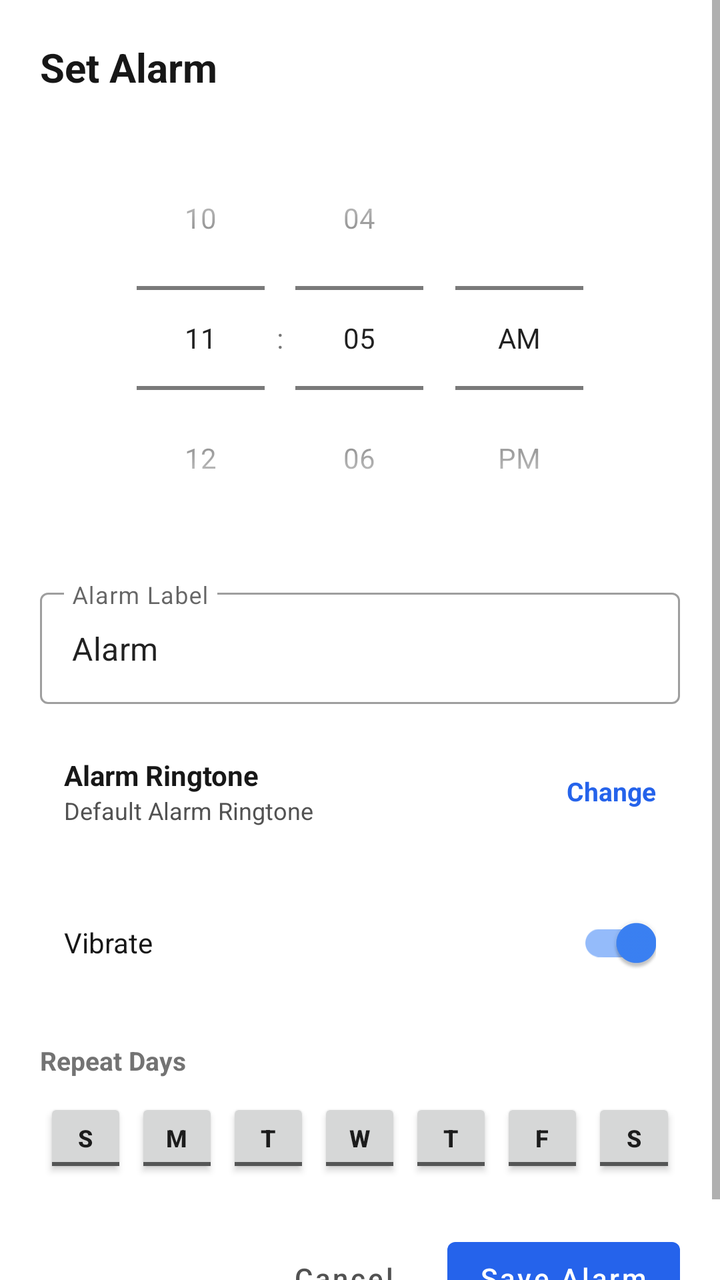
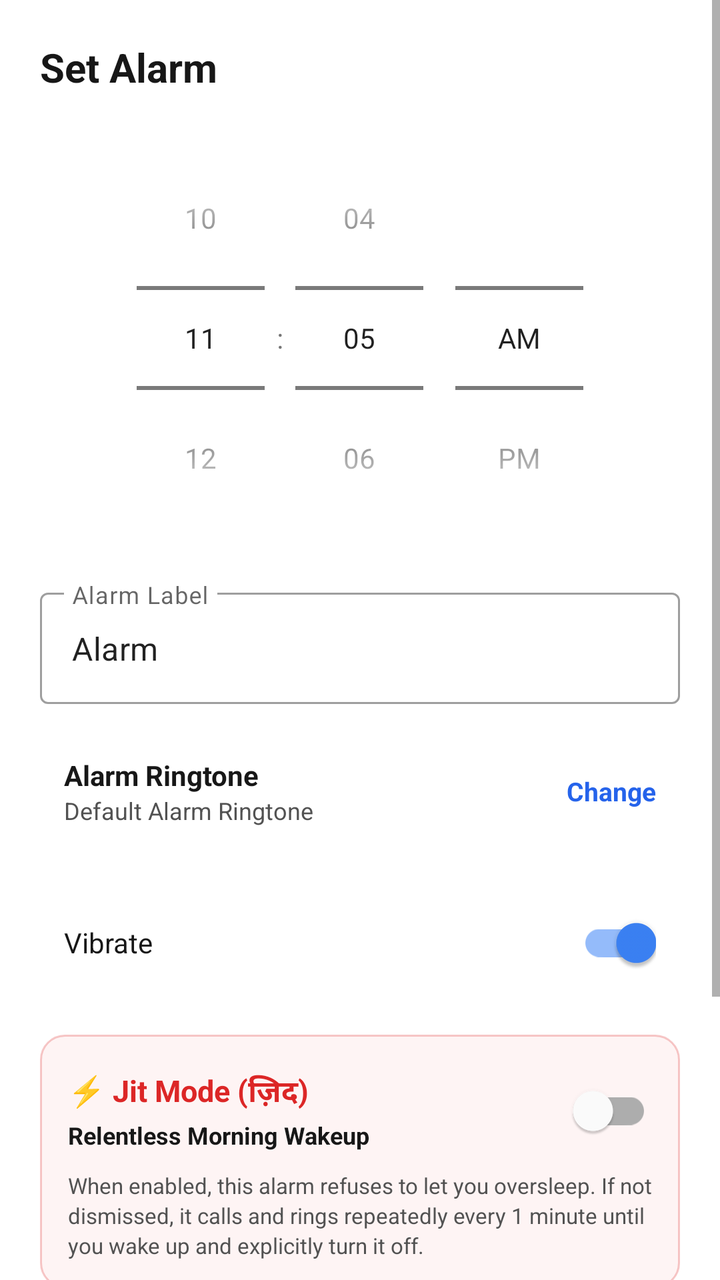

An Android layout rendered at two revisions. The XML below is the earlier revision; the diff shows what the commit changed to produce the second picture.
<!-- AndroidManifest.xml: application theme Theme.Zez -->
<!-- res/layout/dialog_edit_alarm.xml -->
<?xml version="1.0" encoding="utf-8"?>
<androidx.core.widget.NestedScrollView
    xmlns:android="http://schemas.android.com/apk/res/android"
    xmlns:app="http://schemas.android.com/apk/res-auto"
    android:layout_width="match_parent"
    android:layout_height="wrap_content"
    android:fillViewport="true"
    android:scrollbars="vertical">

    <LinearLayout
        android:layout_width="match_parent"
        android:layout_height="wrap_content"
        android:orientation="vertical"
        android:padding="20dp"
        android:background="@color/theme_surface">

    <TextView
        android:id="@+id/tv_dialog_title"
        android:layout_width="wrap_content"
        android:layout_height="wrap_content"
        android:text="Set Alarm"
        android:textSize="20sp"
        android:textStyle="bold"
        android:textColor="@color/theme_text_primary"
        android:layout_marginBottom="16dp" />

    
    <TimePicker
        android:id="@+id/time_picker"
        android:layout_width="match_parent"
        android:layout_height="wrap_content"
        android:timePickerMode="spinner"
        android:layout_gravity="center"
        android:layout_marginBottom="16dp" />

    
    <com.google.android.material.textfield.TextInputLayout
        android:layout_width="match_parent"
        android:layout_height="wrap_content"
        android:hint="Alarm Label"
        style="@style/Widget.MaterialComponents.TextInputLayout.OutlinedBox"
        android:layout_marginBottom="14dp">

        <com.google.android.material.textfield.TextInputEditText
            android:id="@+id/et_alarm_label"
            android:layout_width="match_parent"
            android:layout_height="wrap_content"
            android:singleLine="true"
            android:text="Alarm" />
    </com.google.android.material.textfield.TextInputLayout>

    
    <LinearLayout
        android:id="@+id/row_select_ringtone"
        android:layout_width="match_parent"
        android:layout_height="wrap_content"
        android:orientation="horizontal"
        android:gravity="center_vertical"
        android:padding="12dp"
        android:background="?attr/selectableItemBackground"
        android:layout_marginBottom="10dp">

        <LinearLayout
            android:layout_width="0dp"
            android:layout_height="wrap_content"
            android:layout_weight="1"
            android:orientation="vertical">

            <TextView
                android:layout_width="wrap_content"
                android:layout_height="wrap_content"
                android:text="Alarm Ringtone"
                android:textSize="14sp"
                android:textStyle="bold"
                android:textColor="@color/theme_text_primary" />

            <TextView
                android:id="@+id/tv_selected_ringtone"
                android:layout_width="wrap_content"
                android:layout_height="wrap_content"
                android:text="Default Alarm Ringtone"
                android:textSize="12sp"
                android:textColor="@color/theme_text_secondary" />
        </LinearLayout>

        <TextView
            android:layout_width="wrap_content"
            android:layout_height="wrap_content"
            android:text="Change"
            android:textSize="13sp"
            android:textStyle="bold"
            android:textColor="@color/primary" />
    </LinearLayout>

    
    <LinearLayout
        android:layout_width="match_parent"
        android:layout_height="wrap_content"
        android:orientation="horizontal"
        android:gravity="center_vertical"
        android:padding="12dp"
        android:layout_marginBottom="14dp">

        <TextView
            android:layout_width="0dp"
            android:layout_height="wrap_content"
            android:layout_weight="1"
            android:text="Vibrate"
            android:textSize="14sp"
            android:textColor="@color/theme_text_primary" />

        <com.google.android.material.switchmaterial.SwitchMaterial
            android:id="@+id/switch_vibrate"
            android:layout_width="wrap_content"
            android:layout_height="wrap_content"
            android:checked="true" />
    </LinearLayout>

    
    <TextView
        android:layout_width="wrap_content"
        android:layout_height="wrap_content"
        android:text="Repeat Days"
        android:textSize="13sp"
        android:textStyle="bold"
        android:textColor="@color/theme_text_muted"
        android:layout_marginBottom="8dp" />

    <LinearLayout
        android:layout_width="match_parent"
        android:layout_height="wrap_content"
        android:orientation="horizontal"
        android:weightSum="7"
        android:gravity="center"
        android:layout_marginBottom="24dp">

        <ToggleButton
            android:id="@+id/tb_sun"
            android:layout_width="0dp"
            android:layout_height="40dp"
            android:layout_weight="1"
            android:layout_margin="2dp"
            android:textOn="S"
            android:textOff="S"
            android:textSize="12sp"
            android:textStyle="bold" />

        <ToggleButton
            android:id="@+id/tb_mon"
            android:layout_width="0dp"
            android:layout_height="40dp"
            android:layout_weight="1"
            android:layout_margin="2dp"
            android:textOn="M"
            android:textOff="M"
            android:textSize="12sp"
            android:textStyle="bold" />

        <ToggleButton
            android:id="@+id/tb_tue"
            android:layout_width="0dp"
            android:layout_height="40dp"
            android:layout_weight="1"
            android:layout_margin="2dp"
            android:textOn="T"
            android:textOff="T"
            android:textSize="12sp"
            android:textStyle="bold" />

        <ToggleButton
            android:id="@+id/tb_wed"
            android:layout_width="0dp"
            android:layout_height="40dp"
            android:layout_weight="1"
            android:layout_margin="2dp"
            android:textOn="W"
            android:textOff="W"
            android:textSize="12sp"
            android:textStyle="bold" />

        <ToggleButton
            android:id="@+id/tb_thu"
            android:layout_width="0dp"
            android:layout_height="40dp"
            android:layout_weight="1"
            android:layout_margin="2dp"
            android:textOn="T"
            android:textOff="T"
            android:textSize="12sp"
            android:textStyle="bold" />

        <ToggleButton
            android:id="@+id/tb_fri"
            android:layout_width="0dp"
            android:layout_height="40dp"
            android:layout_weight="1"
            android:layout_margin="2dp"
            android:textOn="F"
            android:textOff="F"
            android:textSize="12sp"
            android:textStyle="bold" />

        <ToggleButton
            android:id="@+id/tb_sat"
            android:layout_width="0dp"
            android:layout_height="40dp"
            android:layout_weight="1"
            android:layout_margin="2dp"
            android:textOn="S"
            android:textOff="S"
            android:textSize="12sp"
            android:textStyle="bold" />
    </LinearLayout>

    
    <LinearLayout
        android:layout_width="match_parent"
        android:layout_height="wrap_content"
        android:orientation="horizontal"
        android:gravity="end">

        <Button
            android:id="@+id/btn_dialog_delete"
            style="@style/Widget.MaterialComponents.Button.TextButton"
            android:layout_width="wrap_content"
            android:layout_height="wrap_content"
            android:text="Delete"
            android:textColor="@color/call_missed"
            android:textAllCaps="false"
            android:visibility="gone" />

        <View
            android:layout_width="0dp"
            android:layout_height="0dp"
            android:layout_weight="1" />

        <Button
            android:id="@+id/btn_dialog_cancel"
            style="@style/Widget.MaterialComponents.Button.TextButton"
            android:layout_width="wrap_content"
            android:layout_height="wrap_content"
            android:text="Cancel"
            android:textColor="@color/theme_text_secondary"
            android:textAllCaps="false" />

        <Button
            android:id="@+id/btn_dialog_save"
            android:layout_width="wrap_content"
            android:layout_height="wrap_content"
            android:text="Save Alarm"
            android:textAllCaps="false"
            android:layout_marginStart="8dp" />
    </LinearLayout>

</LinearLayout>
</androidx.core.widget.NestedScrollView>
<!-- resources referenced by this layout -->
<resources>
  <color name="call_missed">#DC2626</color>
  <color name="primary">#2563EB</color>
  <color name="theme_surface">#FFFFFF</color>
  <color name="theme_text_muted">#737373</color>
  <color name="theme_text_primary">#171717</color>
  <color name="theme_text_secondary">#525252</color>
  <style name="Theme.Zez" parent="Theme.MaterialComponents.DayNight.NoActionBar">
          <item name="colorPrimary">@color/primary</item>
          <item name="colorPrimaryDark">@color/primary_dark</item>
          <item name="colorAccent">@color/accent</item>
          <item name="android:windowBackground">@color/theme_background</item>
          <item name="colorSurface">@color/theme_surface</item>
      </style>
  <color name="primary_dark">#1D4ED8</color>
  <color name="accent">#3B82F6</color>
  <color name="theme_background">#FAFAFA</color>
</resources>

<!-- the commit's change to res/layout/dialog_edit_alarm.xml (unified diff, before → after) -->
@@ -99,7 +99,7 @@
         android:orientation="horizontal"
         android:gravity="center_vertical"
         android:padding="12dp"
-        android:layout_marginBottom="14dp">
+        android:layout_marginBottom="10dp">
 
         <TextView
             android:layout_width="0dp"
@@ -114,6 +114,63 @@
             android:layout_width="wrap_content"
             android:layout_height="wrap_content"
             android:checked="true" />
+    </LinearLayout>
+
+    
+    <LinearLayout
+        android:id="@+id/card_jit_mode"
+        android:layout_width="match_parent"
+        android:layout_height="wrap_content"
+        android:orientation="vertical"
+        android:padding="14dp"
+        android:layout_marginBottom="16dp"
+        android:background="@drawable/bg_jit_container">
+
+        <LinearLayout
+            android:layout_width="match_parent"
+            android:layout_height="wrap_content"
+            android:orientation="horizontal"
+            android:gravity="center_vertical">
+
+            <LinearLayout
+                android:layout_width="0dp"
+                android:layout_height="wrap_content"
+                android:layout_weight="1"
+                android:orientation="vertical">
+
+                <TextView
+                    android:layout_width="wrap_content"
+                    android:layout_height="wrap_content"
+                    android:text="⚡ Jit Mode (ज़िद)"
+                    android:textSize="15sp"
+                    android:textStyle="bold"
+                    android:textColor="#DC2626" />
+
+                <TextView
+                    android:layout_width="wrap_content"
+                    android:layout_height="wrap_content"
+                    android:text="Relentless Morning Wakeup"
+                    android:textSize="12sp"
+                    android:textStyle="bold"
+                    android:textColor="@color/theme_text_primary"
+                    android:layout_marginTop="2dp" />
+            </LinearLayout>
+
+            <com.google.android.material.switchmaterial.SwitchMaterial
+                android:id="@+id/switch_jit_mode"
+                android:layout_width="wrap_content"
+                android:layout_height="wrap_content"
+                android:checked="false" />
+        </LinearLayout>
+
+        <TextView
+            android:layout_width="match_parent"
+            android:layout_height="wrap_content"
+            android:text="When enabled, this alarm refuses to let you oversleep. If not dismissed, it calls and rings repeatedly every 1 minute until you wake up and explicitly turn it off."
+            android:textSize="11sp"
+            android:textColor="@color/theme_text_secondary"
+            android:lineSpacingExtra="2dp"
+            android:layout_marginTop="6dp" />
     </LinearLayout>
 
     
<!-- resource entries referenced after the edit -->
@@ -6,6 +6,16 @@
   <color name="theme_text_muted">#737373</color>
   <color name="theme_text_primary">#171717</color>
   <color name="theme_text_secondary">#525252</color>
+  <!-- drawable bg_jit_container (drawable) -->
+  <?xml version="1.0" encoding="utf-8"?>
+  <shape xmlns:android="http://schemas.android.com/apk/res/android"
+      android:shape="rectangle">
+      <solid android:color="#0DDC2626" />
+      <stroke
+          android:width="1dp"
+          android:color="#40DC2626" />
+      <corners android:radius="12dp" />
+  </shape>
   <style name="Theme.Zez" parent="Theme.MaterialComponents.DayNight.NoActionBar">
           <item name="colorPrimary">@color/primary</item>
           <item name="colorPrimaryDark">@color/primary_dark</item>
